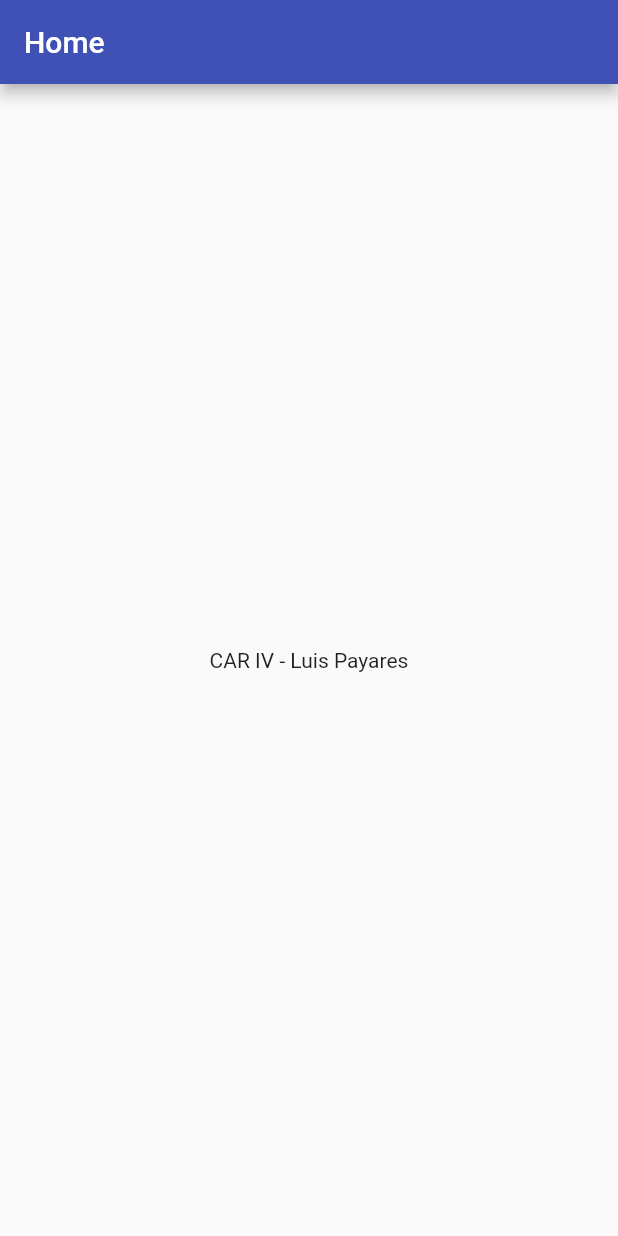
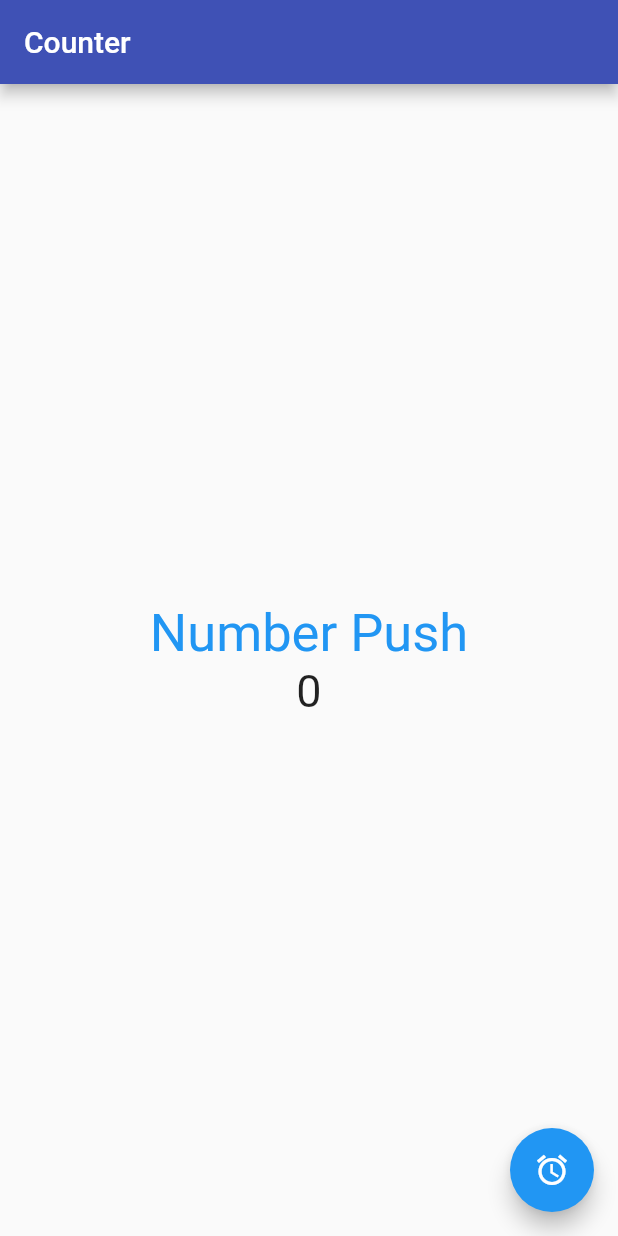
Before and after one commit to luispayaresj/flutter_practice, a Flutter app: the screen it shows after launch, on a phone screen of 412 x 824 dp. Run offline on Flutter 3.47's test engine with Material 2 defaults, Android fonts, the phone set to English and light mode, and no system bars.

Commit message:
App from scratch 004

```diff
--- a/lib/main.dart
+++ b/lib/main.dart
@@ -1,5 +1,6 @@
 import 'package:flutter/material.dart';
-import 'package:flutter_application_1/view/home_view.dart';
+//import 'package:flutter_application_1/view/home_view.dart';
+import 'package:flutter_application_1/view/count_screen.dart';
 
 void main() {
   runApp(const MyApp());
@@ -11,7 +12,7 @@ class MyApp extends StatelessWidget {
   Widget build(BuildContext context) {
     return const MaterialApp(
       debugShowCheckedModeBanner: false,
-      home: HomeView(),
+      home: CountScreen(),
     );
   }
 }
--- /dev/null
+++ b/lib/view/count_screen.dart
@@ -0,0 +1,42 @@
+import 'package:flutter/material.dart';
+
+class CountScreen extends StatefulWidget {
+  const CountScreen({Key? key}) : super(key: key);
+
+  @override
+  State<CountScreen> createState() => _CountScreenState();
+}
+
+class _CountScreenState extends State<CountScreen> {
+  @override
+  Widget build(BuildContext context) {
+    int count = 00;
+
+    return Scaffold(
+      appBar: AppBar(
+        title: const Text('Counter'),
+        backgroundColor: Colors.indigo,
+      ),
+      body: Center(
+        child: Column(
+          mainAxisAlignment: MainAxisAlignment.center,
+          children: <Widget>[
+            const Text('Number Push',
+                style: TextStyle(color: Colors.blue, fontSize: 35)),
+            // ignore: prefer_const_constructors
+            Text('$count', style: TextStyle(fontSize: 30))
+          ],
+        ),
+      ),
+      floatingActionButton: FloatingActionButton(
+          child: const Icon(Icons.access_alarms),
+          onPressed: () {
+            showMessage();
+          }),
+    );
+  }
+
+  void showMessage() {
+    print('Hi Luis, and CAR IV');
+  }
+}
--- a/lib/view/home_view.dart
+++ b/lib/view/home_view.dart
@@ -13,6 +13,7 @@ class HomeView extends StatelessWidget {
       body: const Center(
         child: Text('CAR IV - Luis Payares'),
       ),
+        backgroundColor: Colors.lightGreen
     );
   }
 }
```
Also changed, not shown: lib/view/counter.dart (added, +45 -0 lines).
